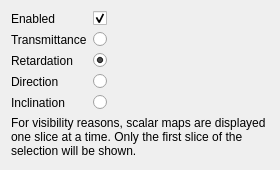
The window that include/pli_vis/ui/plugins/scalar_toolbox.ui (VRGroupRWTH/pli_view) describes before a commit, drawn with Qt 5.
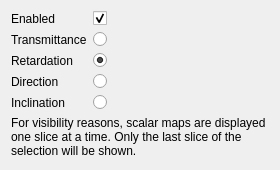
The same window after the commit.

Commit message: Scalar plugin now displays the last slice of the selection rather than the first.

What changed in the file:
```diff
--- a/include/pli_vis/ui/plugins/scalar_toolbox.ui
+++ b/include/pli_vis/ui/plugins/scalar_toolbox.ui
@@ -136,7 +136,7 @@
    <item row="6" column="0" colspan="3">
     <widget class="QLabel" name="label">
      <property name="text">
-      <string>For visibility reasons, scalar maps are displayed one slice at a time. Only the first slice of the selection will be shown.</string>
+      <string>For visibility reasons, scalar maps are displayed one slice at a time. Only the last slice of the selection will be shown.</string>
      </property>
      <property name="wordWrap">
       <bool>true</bool>
```
The commit also changes 1 other file.
